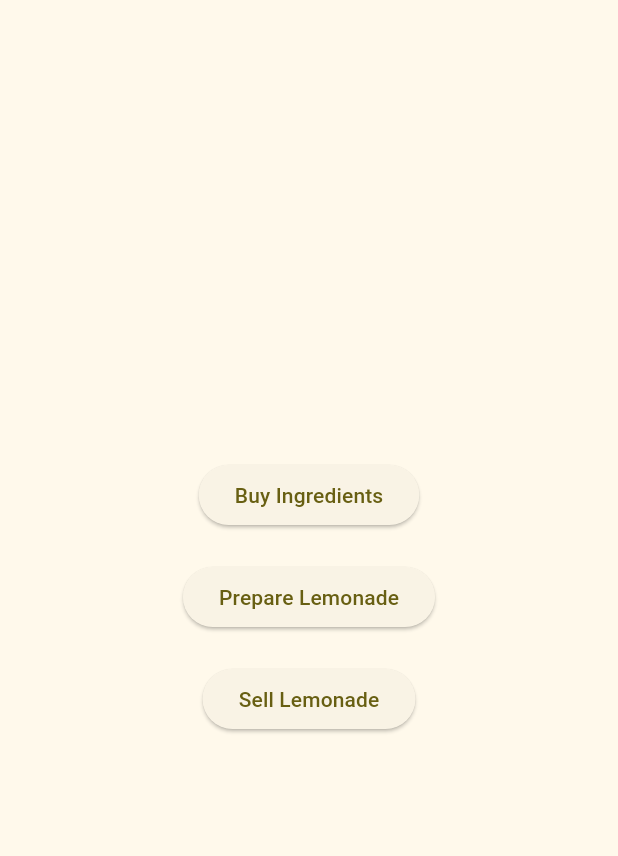
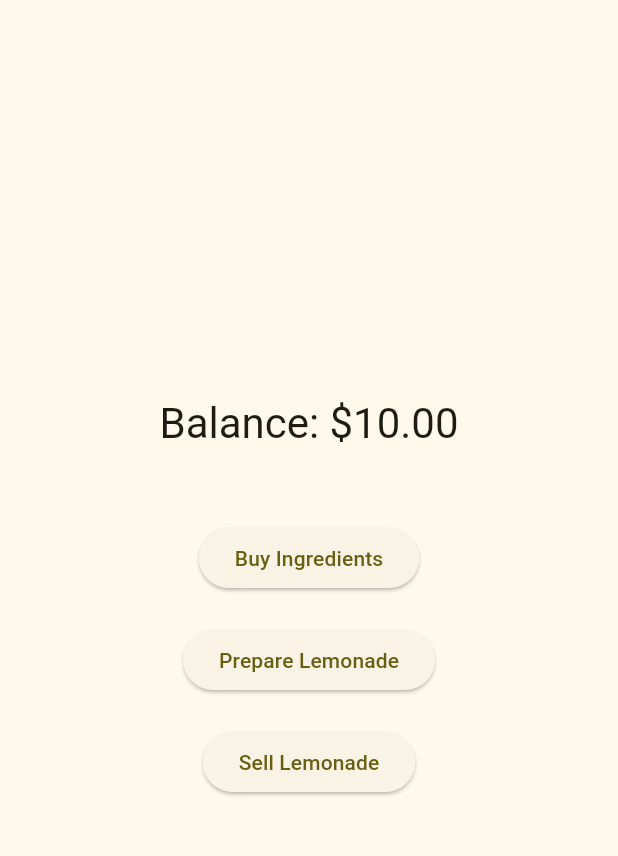
Before and after one commit to igorbasko01/lemonade-tycoon-flutter, a Flutter app: the screen it shows after launch, after a tap on "Start Game", on a phone screen of 412 x 824 dp, the part 63-919 px from its top. Run offline on Flutter 3.47's test engine with Material 3 defaults, Android fonts, the phone set to English and light mode, and no system bars.

Commit message:
displaye balance on main menu screen

```diff
--- a/lib/game_menu_screen.dart
+++ b/lib/game_menu_screen.dart
@@ -1,4 +1,6 @@
 import 'package:flutter/material.dart';
+import 'package:provider/provider.dart';
+import 'view_models/game_view_model.dart';
 
 class GameMenuScreen extends StatelessWidget {
   const GameMenuScreen({super.key});
@@ -13,6 +15,15 @@ class GameMenuScreen extends StatelessWidget {
         child: Column(
           mainAxisAlignment: MainAxisAlignment.center,
           children: [
+            Consumer<GameViewModel>(
+              builder: (context, viewModel, child) {
+                return Text(
+                  'Balance: \$${viewModel.balance.toStringAsFixed(2)}',
+                  style: Theme.of(context).textTheme.headlineMedium,
+                );
+              },
+            ),
+            const SizedBox(height: 48),
             ElevatedButton(
               onPressed: () {
                 // TODO: Implement Buy Ingredients
--- a/lib/main.dart
+++ b/lib/main.dart
@@ -1,4 +1,6 @@
 import 'package:flutter/material.dart';
+import 'package:provider/provider.dart';
+import 'view_models/game_view_model.dart';
 import 'welcome_screen.dart';
 
 void main() {
@@ -10,13 +12,16 @@ class LemonadeTycoonApp extends StatelessWidget {
 
   @override
   Widget build(BuildContext context) {
-    return MaterialApp(
-      title: 'Lemonade Tycoon',
-      theme: ThemeData(
-        colorScheme: ColorScheme.fromSeed(seedColor: Colors.yellow),
-        useMaterial3: true,
+    return ChangeNotifierProvider(
+      create: (context) => GameViewModel(),
+      child: MaterialApp(
+        title: 'Lemonade Tycoon',
+        theme: ThemeData(
+          colorScheme: ColorScheme.fromSeed(seedColor: Colors.yellow),
+          useMaterial3: true,
+        ),
+        home: const WelcomeScreen(),
       ),
-      home: const WelcomeScreen(),
     );
   }
 }
--- /dev/null
+++ b/lib/view_models/game_view_model.dart
@@ -0,0 +1,26 @@
+import 'package:flutter/foundation.dart';
+import '../models/player.dart';
+import '../models/wallet.dart';
+
+class GameViewModel extends ChangeNotifier {
+  late final Player _player;
+
+  GameViewModel({Player? player}) {
+    if (player != null) {
+      _player = player;
+    } else {
+      // Default initialization
+      _player = Player(
+        name: 'Tycoon',
+        wallet: Wallet(10.0), // Starting balance
+      );
+    }
+  }
+
+  double get balance => _player.wallet.balance;
+
+  // Placeholder for future methods that modify state
+  void refreshState() {
+    notifyListeners();
+  }
+}
--- a/pubspec.yaml
+++ b/pubspec.yaml
@@ -34,6 +34,7 @@ dependencies:
   # The following adds the Cupertino Icons font to your application.
   # Use with the CupertinoIcons class for iOS style icons.
   cupertino_icons: ^1.0.8
+  provider: ^6.1.5+1
 
 dev_dependencies:
   flutter_test:
```
Also changed, not shown: pubspec.lock, 2 other files.
